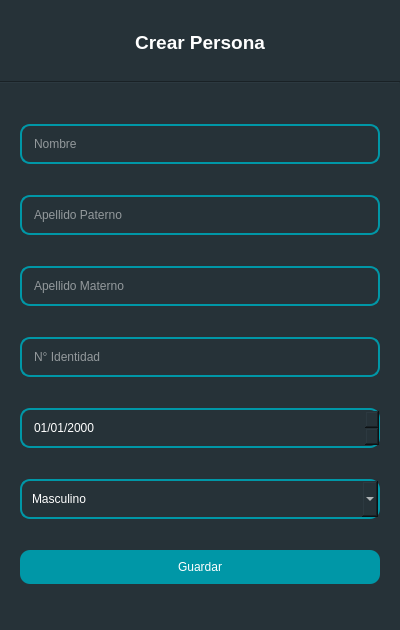
This is ui/persona_dialog.ui in hm2206/strong_teeth as Qt 5 draws it before an edit. The edited form follows.
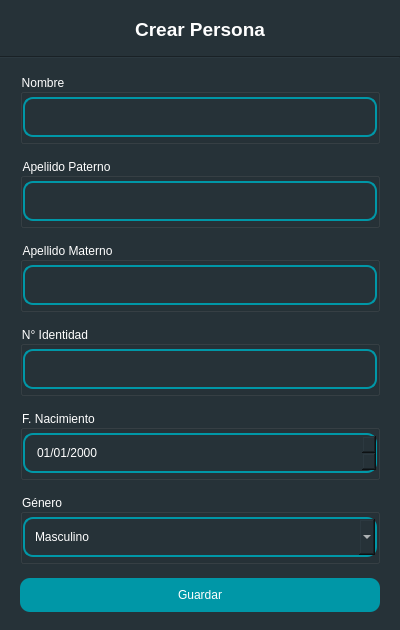
This is the edited form.

Commit message: add info dialogs

Patch:
```diff
--- a/ui/persona_dialog.ui
+++ b/ui/persona_dialog.ui
@@ -29,7 +29,8 @@
    <string>Persona</string>
   </property>
   <property name="styleSheet">
-   <string notr="true">background-color: #263238;</string>
+   <string notr="true">background-color: #263238;
+color: white;</string>
   </property>
   <property name="modal">
    <bool>false</bool>
@@ -144,6 +145,9 @@
          <enum>QFrame::Raised</enum>
         </property>
         <layout class="QVBoxLayout" name="verticalLayout_3">
+         <property name="spacing">
+          <number>15</number>
+         </property>
          <property name="leftMargin">
           <number>20</number>
          </property>
@@ -151,19 +155,88 @@
           <number>20</number>
          </property>
          <item>
-          <widget class="QLineEdit" name="input_nombres">
-           <property name="styleSheet">
-            <string notr="true"/>
+          <widget class="QGroupBox" name="groupBox">
+           <property name="minimumSize">
+            <size>
+             <width>0</width>
+             <height>70</height>
+            </size>
            </property>
-           <property name="placeholderText">
+           <property name="maximumSize">
+            <size>
+             <width>16777215</width>
+             <height>70</height>
+            </size>
+           </property>
+           <property name="title">
             <string>Nombre</string>
            </property>
+           <layout class="QVBoxLayout" name="verticalLayout_4">
+            <property name="spacing">
+             <number>0</number>
+            </property>
+            <property name="leftMargin">
+             <number>0</number>
+            </property>
+            <property name="topMargin">
+             <number>0</number>
+            </property>
+            <property name="rightMargin">
+             <number>0</number>
+            </property>
+            <property name="bottomMargin">
+             <number>0</number>
+            </property>
+            <item>
+             <widget class="QLineEdit" name="input_nombres">
+              <property name="styleSheet">
+               <string notr="true"/>
+              </property>
+              <property name="placeholderText">
+               <string/>
+              </property>
+             </widget>
+            </item>
+           </layout>
           </widget>
          </item>
          <item>
-          <widget class="QLineEdit" name="input_apellido_paterno">
-           <property name="styleSheet">
-            <string notr="true">QLineEdit {
+          <widget class="QGroupBox" name="groupBox_2">
+           <property name="minimumSize">
+            <size>
+             <width>0</width>
+             <height>70</height>
+            </size>
+           </property>
+           <property name="maximumSize">
+            <size>
+             <width>16777215</width>
+             <height>70</height>
+            </size>
+           </property>
+           <property name="title">
+            <string>Apeliido Paterno</string>
+           </property>
+           <layout class="QVBoxLayout" name="verticalLayout_5">
+            <property name="spacing">
+             <number>0</number>
+            </property>
+            <property name="leftMargin">
+             <number>0</number>
+            </property>
+            <property name="topMargin">
+             <number>0</number>
+            </property>
+            <property name="rightMargin">
+             <number>0</number>
+            </property>
+            <property name="bottomMargin">
+             <number>0</number>
+            </property>
+            <item>
+             <widget class="QLineEdit" name="input_apellido_paterno">
+              <property name="styleSheet">
+               <string notr="true">QLineEdit {
     color:  white;
     border-style:  solid;
     border-width: 1.5px;
@@ -171,45 +244,192 @@
 	border-radius: 10px;
 	padding: 10px;
 }</string>
-           </property>
-           <property name="placeholderText">
-            <string>Apellido Paterno</string>
-           </property>
+              </property>
+              <property name="placeholderText">
+               <string/>
+              </property>
+             </widget>
+            </item>
+           </layout>
           </widget>
          </item>
          <item>
-          <widget class="QLineEdit" name="input_apellido_materno">
-           <property name="placeholderText">
+          <widget class="QGroupBox" name="groupBox_3">
+           <property name="minimumSize">
+            <size>
+             <width>0</width>
+             <height>70</height>
+            </size>
+           </property>
+           <property name="maximumSize">
+            <size>
+             <width>16777215</width>
+             <height>70</height>
+            </size>
+           </property>
+           <property name="title">
             <string>Apellido Materno</string>
            </property>
+           <layout class="QVBoxLayout" name="verticalLayout_6">
+            <property name="spacing">
+             <number>0</number>
+            </property>
+            <property name="leftMargin">
+             <number>0</number>
+            </property>
+            <property name="topMargin">
+             <number>0</number>
+            </property>
+            <property name="rightMargin">
+             <number>0</number>
+            </property>
+            <property name="bottomMargin">
+             <number>0</number>
+            </property>
+            <item>
+             <widget class="QLineEdit" name="input_apellido_materno">
+              <property name="placeholderText">
+               <string/>
+              </property>
+             </widget>
+            </item>
+           </layout>
           </widget>
          </item>
          <item>
-          <widget class="QLineEdit" name="input_numero_identidad">
-           <property name="placeholderText">
+          <widget class="QGroupBox" name="groupBox_4">
+           <property name="minimumSize">
+            <size>
+             <width>0</width>
+             <height>70</height>
+            </size>
+           </property>
+           <property name="maximumSize">
+            <size>
+             <width>16777215</width>
+             <height>70</height>
+            </size>
+           </property>
+           <property name="title">
             <string>N° Identidad</string>
            </property>
+           <layout class="QVBoxLayout" name="verticalLayout_7">
+            <property name="spacing">
+             <number>0</number>
+            </property>
+            <property name="leftMargin">
+             <number>0</number>
+            </property>
+            <property name="topMargin">
+             <number>0</number>
+            </property>
+            <property name="rightMargin">
+             <number>0</number>
+            </property>
+            <property name="bottomMargin">
+             <number>0</number>
+            </property>
+            <item>
+             <widget class="QLineEdit" name="input_numero_identidad">
+              <property name="placeholderText">
+               <string/>
+              </property>
+             </widget>
+            </item>
+           </layout>
           </widget>
          </item>
          <item>
-          <widget class="QDateEdit" name="date_fecha_nacimiento">
-           <property name="displayFormat">
-            <string>dd/MM/yyyy</string>
+          <widget class="QGroupBox" name="groupBox_5">
+           <property name="minimumSize">
+            <size>
+             <width>0</width>
+             <height>70</height>
+            </size>
            </property>
+           <property name="maximumSize">
+            <size>
+             <width>16777215</width>
+             <height>70</height>
+            </size>
+           </property>
+           <property name="title">
+            <string>F. Nacimiento</string>
+           </property>
+           <layout class="QVBoxLayout" name="verticalLayout_8">
+            <property name="spacing">
+             <number>0</number>
+            </property>
+            <property name="leftMargin">
+             <number>0</number>
+            </property>
+            <property name="topMargin">
+             <number>0</number>
+            </property>
+            <property name="rightMargin">
+             <number>0</number>
+            </property>
+            <property name="bottomMargin">
+             <number>0</number>
+            </property>
+            <item>
+             <widget class="QDateEdit" name="date_fecha_nacimiento">
+              <property name="displayFormat">
+               <string>dd/MM/yyyy</string>
+              </property>
+             </widget>
+            </item>
+           </layout>
           </widget>
          </item>
          <item>
-          <widget class="QComboBox" name="cmb_genero">
-           <item>
-            <property name="text">
-             <string>Masculino</string>
+          <widget class="QGroupBox" name="groupBox_6">
+           <property name="minimumSize">
+            <size>
+             <width>0</width>
+             <height>70</height>
+            </size>
+           </property>
+           <property name="maximumSize">
+            <size>
+             <width>16777215</width>
+             <height>70</height>
+            </size>
+           </property>
+           <property name="title">
+            <string>Género</string>
+           </property>
+           <layout class="QVBoxLayout" name="verticalLayout_9">
+            <property name="spacing">
+             <number>0</number>
             </property>
-           </item>
-           <item>
-            <property name="text">
-             <string>Femenino</string>
+            <property name="leftMargin">
+             <number>0</number>
             </property>
-           </item>
+            <property name="topMargin">
+             <number>0</number>
+            </property>
+            <property name="rightMargin">
+             <number>0</number>
+            </property>
+            <property name="bottomMargin">
+             <number>0</number>
+            </property>
+            <item>
+             <widget class="QComboBox" name="cmb_genero">
+              <item>
+               <property name="text">
+                <string>Masculino</string>
+               </property>
+              </item>
+              <item>
+               <property name="text">
+                <string>Femenino</string>
+               </property>
+              </item>
+             </widget>
+            </item>
+           </layout>
           </widget>
          </item>
          <item>
```
The commit also changes 6 other files.
